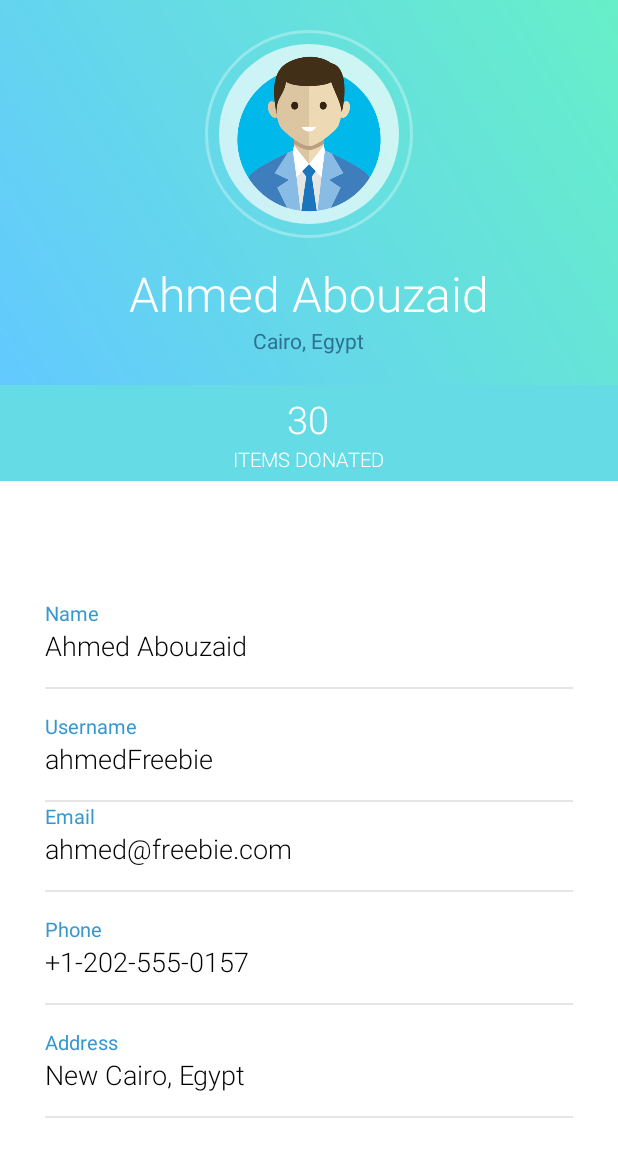
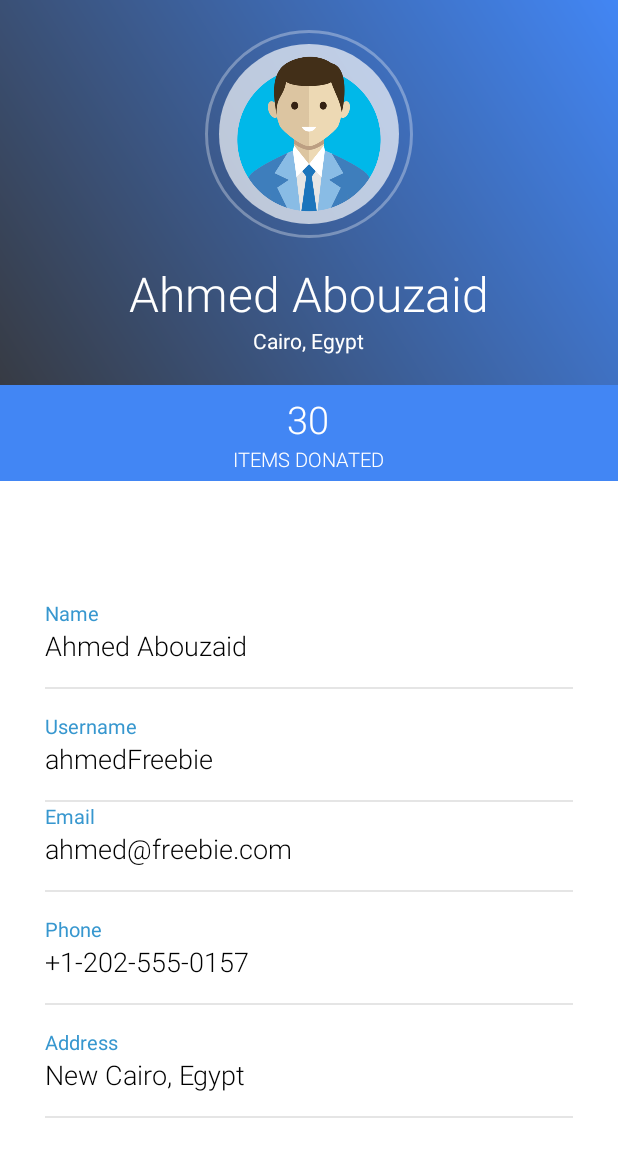
Before and after one commit to awael/Freebie, an Android app: the Profile screen opened directly, with no data from a screen before it, on a phone screen of 412 x 824 dp. Shown: the top 1157 px of the screen. Run offline under Robolectric (Android 15) with nearby library versions, the phone set to English and light mode, and no system bars.

Commit message:
colors edited

```diff
--- a/Freebie/app/src/main/res/layout/activity_profile.xml
+++ b/Freebie/app/src/main/res/layout/activity_profile.xml
@@ -54,7 +54,7 @@
             android:layout_centerHorizontal="true"
             android:fontFamily="sans-serif"
             android:text="Cairo, Egypt"
-            android:textColor="@color/address"
+            android:textColor="@color/white"
             android:textSize="14sp" />
 
     </RelativeLayout>
@@ -71,7 +71,7 @@
             android:layout_height="wrap_content"
             android:layout_gravity="center"
             android:layout_weight="1"
-            android:background="@color/followersBg"
+            android:background="@color/gradEnd"
             android:gravity="center"
             android:paddingBottom="5dp"
             android:paddingTop="5dp">
--- a/Freebie/app/src/main/res/values/colors.xml
+++ b/Freebie/app/src/main/res/values/colors.xml
@@ -29,8 +29,8 @@
     <color name="headings">#3797CF</color>
     <color name="solidCircle">#AAFFFFFF</color>
     <color name="circleBorder">#50FFFFFF</color>
-    <color name="gradEnd">#67EFC8</color>
-    <color name="gradStart">#63C9FF</color>
+    <color name="gradStart">#373b44</color>
+    <color name="gradEnd">#4286f4</color>
     <color name="followersBg">#65DCE5</color>
     <color name="followingBg">#49BEFF</color>
     <color name="grey">#E5E5E5</color>
```
